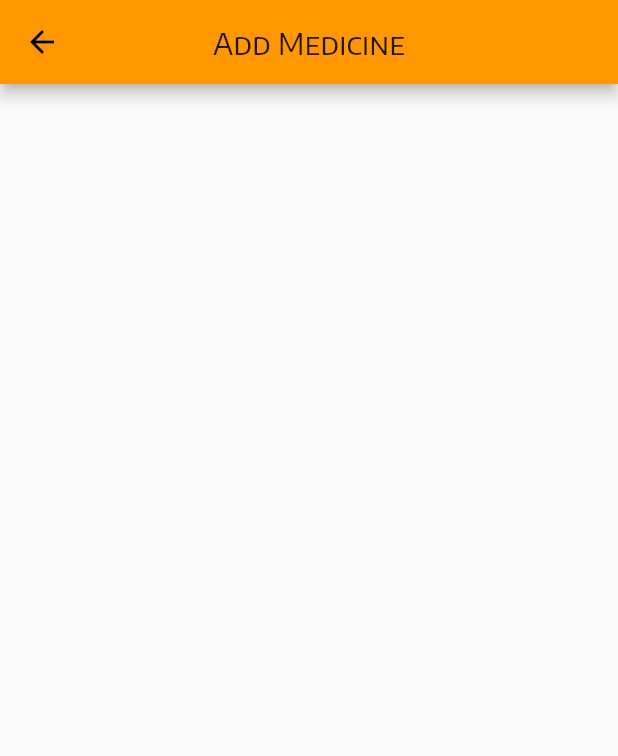
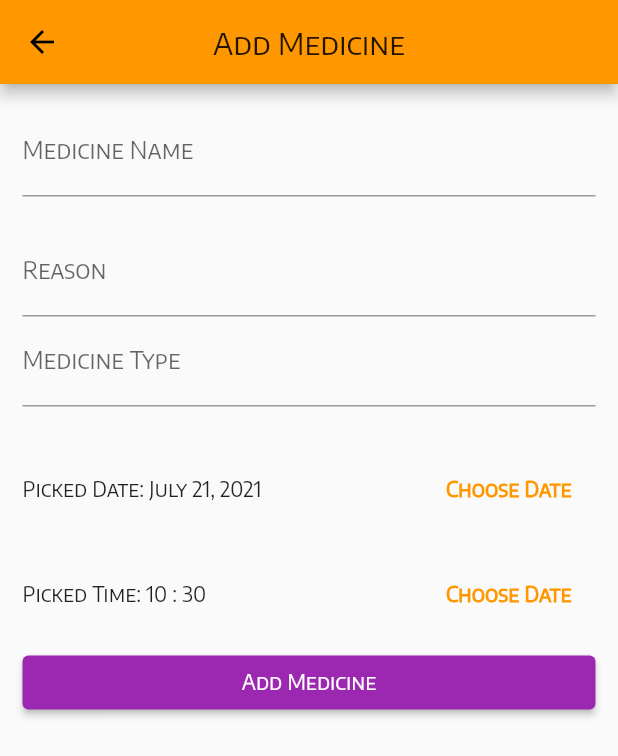
Before and after one commit to BisheshDangol/medicine_reminder_app, a Flutter app: the AddMedicineScreen screen opened by its route, on a phone screen of 412 x 824 dp. Shown: the top 756 px of the screen. Run offline on Flutter 3.47's test engine with Material 2 defaults, Android fonts, the phone set to English and light mode, and no system bars.

Commit message:
Dynamically adding medicine items to the list

```diff
--- a/lib/models/medicine.dart
+++ b/lib/models/medicine.dart
@@ -5,13 +5,15 @@ class Medicine with ChangeNotifier {
   String title;
   String reason;
   String imageUrl;
-  DateTime time;
+  DateTime date;
+  TimeOfDay time;
 
   Medicine({
     required this.id,
     required this.imageUrl,
     required this.reason,
+    required this.date,
+    required this.title,
     required this.time,
-    required this.title,
   });
 }
--- a/lib/models/medicines.dart
+++ b/lib/models/medicines.dart
@@ -7,29 +7,9 @@ class Medicines with ChangeNotifier {
       id: 'm1',
       imageUrl: 'assets/images/injection.png',
       reason: 'For Lower back pain',
-      time: DateTime.now(),
+      date: DateTime.now(),
+      time: TimeOfDay.now(),
       title: 'Cetamol',
-    ),
-    Medicine(
-      id: 'm2',
-      imageUrl: 'assets/images/injection.png',
-      reason: 'For Lower back pain',
-      time: DateTime.now(),
-      title: 'Paracetamol',
-    ),
-    Medicine(
-      id: 'm3',
-      imageUrl: 'assets/images/injection.png',
-      reason: 'For Lower back pain',
-      time: DateTime.now(),
-      title: 'Aspirin',
-    ),
-    Medicine(
-      id: 'm4',
-      imageUrl: 'assets/images/injection.png',
-      reason: 'For Lower back pain',
-      time: DateTime.now(),
-      title: 'Flexon',
     ),
   ];
 
@@ -37,6 +17,20 @@ class Medicines with ChangeNotifier {
     return [..._meds];
   }
 
+  addMedicine(Medicine medicine) {
+    final newMedicine = new Medicine(
+      id: medicine.id,
+      imageUrl: medicine.imageUrl,
+      reason: medicine.reason,
+      date: medicine.date,
+      title: medicine.title,
+      time: medicine.time,
+    );
+    _meds.add(newMedicine);
+    print('Hey ${newMedicine.title}');
+    notifyListeners();
+  }
+
   int itemCount() {
     return _meds.length;
   }
--- a/lib/screens/add_medicine_screen.dart
+++ b/lib/screens/add_medicine_screen.dart
@@ -1,4 +1,8 @@
 import 'package:flutter/material.dart';
+import 'package:intl/intl.dart';
+import '../models/medicine.dart';
+import 'package:provider/provider.dart';
+import '../models/medicines.dart';
 
 class AddMedicineScreen extends StatefulWidget {
   static const routeName = '/add-medicine';
@@ -8,18 +12,157 @@ class AddMedicineScreen extends StatefulWidget {
 }
 
 class _AddMedicineScreenState extends State<AddMedicineScreen> {
-  final _formKey = GlobalKey<FormState>();
+  final _titleController = TextEditingController();
+  final _reasonController = TextEditingController();
+  final _typeController = TextEditingController();
+  late DateTime _selectedDate;
+  late TimeOfDay _selectedTime;
+
+  @override
+  void initState() {
+    _selectedDate = DateTime.now();
+    _selectedTime = TimeOfDay.now();
+    super.initState();
+  }
+
+  void _presentDatePicker() {
+    showDatePicker(
+      context: context,
+      initialDate: _selectedDate,
+      firstDate: DateTime(2021),
+      lastDate: DateTime(2025),
+    ).then((pickedDate) {
+      if (pickedDate == null) {
+        return;
+      }
+      setState(() {
+        _selectedDate = pickedDate;
+      });
+    });
+  }
+
+  String img(String imageUrl) {
+    if (imageUrl == 'injection') {
+      return 'assets/images/injection.png';
+    } else if (imageUrl == 'capsule') {
+      return 'assets/images/capsule.jpg';
+    } else if (imageUrl == 'liquid') {
+      return 'assets/images/liquid.png';
+    }
+    return 'assets/images/capsule.jpg';
+  }
+
+  void _presentTimePicker() {
+    showTimePicker(
+      context: context,
+      initialTime: _selectedTime,
+    ).then((pickedTime) {
+      if (pickedTime == null) {
+        return;
+      }
+      setState(() {
+        _selectedTime = pickedTime;
+      });
+    });
+  }
+
+  void addMedicineBtn(Medicines med) {
+    var _editedMedicine = new Medicine(
+      id: DateTime.now().toString(),
+      imageUrl: img(_typeController.text),
+      reason: _reasonController.text,
+      date: _selectedDate,
+      title: _titleController.text,
+      time: _selectedTime,
+    );
+    med.addMedicine(_editedMedicine);
+    Navigator.of(context).pop();
+  }
+
   @override
   Widget build(BuildContext context) {
+    final medicines = Provider.of<Medicines>(context);
+
     return Scaffold(
       appBar: AppBar(
         title: Text('Add Medicine'),
         centerTitle: true,
       ),
-      body: Form(
-        key: _formKey,
-        child: Column(
-          children: [],
+      body: Padding(
+        padding: const EdgeInsets.all(15.0),
+        child: ListView(
+          children: [
+            TextField(
+              decoration: InputDecoration(labelText: 'Medicine Name'),
+              controller: _titleController,
+            ),
+            SizedBox(height: 20),
+            TextField(
+              decoration: InputDecoration(labelText: 'Reason'),
+              controller: _reasonController,
+            ),
+            TextField(
+              decoration: InputDecoration(labelText: 'Medicine Type'),
+              controller: _typeController,
+            ),
+            SizedBox(height: 20),
+            Container(
+              height: 70,
+              child: Row(
+                children: <Widget>[
+                  Expanded(
+                    child: Text(
+                      'Picked Date: ${DateFormat.yMMMMd().format(_selectedDate)}',
+                    ),
+                  ),
+                  // ignore: deprecated_member_use
+                  FlatButton(
+                      textColor: Theme.of(context).primaryColor,
+                      child: Text(
+                        'Choose Date',
+                        style: TextStyle(
+                          fontWeight: FontWeight.bold,
+                        ),
+                      ),
+                      onPressed: () {
+                        _presentDatePicker();
+                      }),
+                ],
+              ),
+            ),
+            Container(
+              height: 70,
+              child: Row(
+                children: <Widget>[
+                  Expanded(
+                    child: Text(
+                      'Picked Time: ${_selectedTime.hour} : ${_selectedTime.minute}',
+                    ),
+                  ),
+                  // ignore: deprecated_member_use
+                  FlatButton(
+                      textColor: Theme.of(context).primaryColor,
+                      child: Text(
+                        'Choose Date',
+                        style: TextStyle(
+                          fontWeight: FontWeight.bold,
+                        ),
+                      ),
+                      onPressed: () {
+                        _presentTimePicker();
+                      }),
+                ],
+              ),
+            ),
+            ElevatedButton(
+              onPressed: () {
+                addMedicineBtn(medicines);
+              },
+              child:
+                  Text('Add Medicine', style: TextStyle(color: Colors.white)),
+              style: ElevatedButton.styleFrom(primary: Colors.purple),
+            )
+          ],
         ),
       ),
     );
--- a/lib/screens/medicine_overview_screen.dart
+++ b/lib/screens/medicine_overview_screen.dart
@@ -52,7 +52,7 @@ class MedicineOverViewScreen extends StatelessWidget {
                           ),
                           SizedBox(height: 15),
                           Text(
-                            'Reminder: ${medicines.meds[index].time}',
+                            'Reminder: ${medicines.meds[index].date}',
                             style: TextStyle(fontSize: 13),
                           ),
                         ],
```
